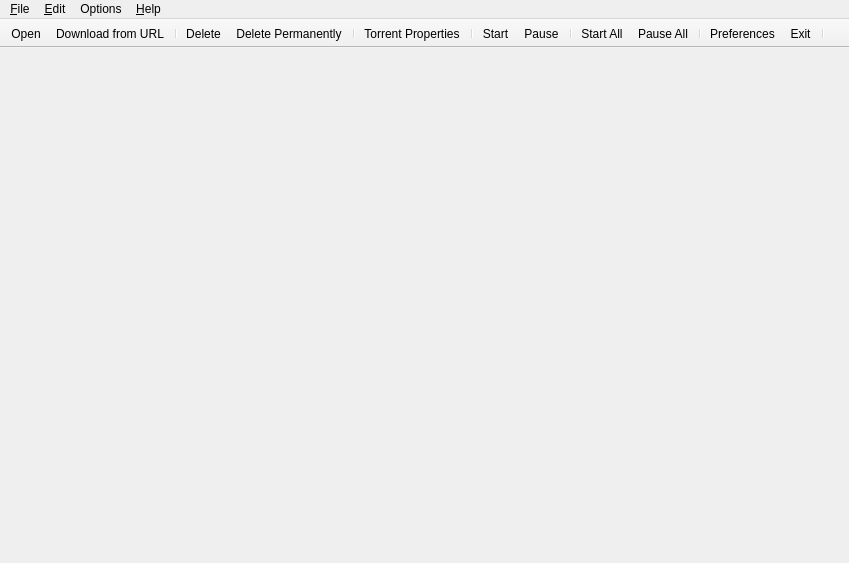
SysAdminDoc/qBittorrent-Vanced, file src/MainWindow.ui: the form before one commit.
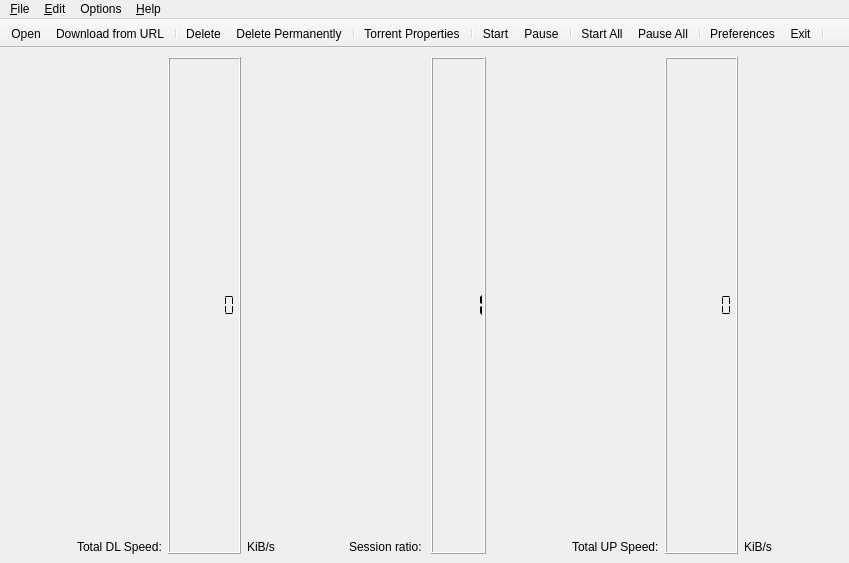
The form after the commit.

Commit message: - COSMETIC: Global UP/DL speeds and ratio are displayed above tabs

Patch:
```diff
--- a/src/MainWindow.ui
+++ b/src/MainWindow.ui
@@ -16,13 +16,194 @@
    <string/>
   </property>
   <widget class="QWidget" name="centralwidget" >
-   <layout class="QVBoxLayout" >
-    <property name="spacing" >
-     <number>6</number>
-    </property>
-    <property name="margin" >
-     <number>9</number>
-    </property>
+   <property name="geometry" >
+    <rect>
+     <x>0</x>
+     <y>58</y>
+     <width>849</width>
+     <height>505</height>
+    </rect>
+   </property>
+   <layout class="QVBoxLayout" name="verticalLayout" >
+    <item>
+     <layout class="QHBoxLayout" name="_3" >
+      <property name="spacing" >
+       <number>6</number>
+      </property>
+      <property name="margin" >
+       <number>0</number>
+      </property>
+      <item>
+       <spacer>
+        <property name="orientation" >
+         <enum>Qt::Horizontal</enum>
+        </property>
+        <property name="sizeHint" stdset="0" >
+         <size>
+          <width>40</width>
+          <height>20</height>
+         </size>
+        </property>
+       </spacer>
+      </item>
+      <item>
+       <widget class="QLabel" name="lbl_DLSpeed_2" >
+        <property name="text" >
+         <string>Total DL Speed:</string>
+        </property>
+        <property name="alignment" >
+         <set>Qt::AlignBottom|Qt::AlignLeading|Qt::AlignLeft</set>
+        </property>
+       </widget>
+      </item>
+      <item>
+       <widget class="QLCDNumber" name="LCD_DownSpeed" >
+        <property name="autoFillBackground" >
+         <bool>true</bool>
+        </property>
+        <property name="frameShadow" >
+         <enum>QFrame::Raised</enum>
+        </property>
+        <property name="smallDecimalPoint" >
+         <bool>false</bool>
+        </property>
+        <property name="numDigits" >
+         <number>6</number>
+        </property>
+        <property name="segmentStyle" >
+         <enum>QLCDNumber::Flat</enum>
+        </property>
+        <property name="value" stdset="0" >
+         <double>0.000000000000000</double>
+        </property>
+        <property name="intValue" stdset="0" >
+         <number>0</number>
+        </property>
+       </widget>
+      </item>
+      <item>
+       <widget class="QLabel" name="unitDL_2" >
+        <property name="text" >
+         <string>KiB/s</string>
+        </property>
+        <property name="alignment" >
+         <set>Qt::AlignBottom|Qt::AlignLeading|Qt::AlignLeft</set>
+        </property>
+       </widget>
+      </item>
+      <item>
+       <spacer>
+        <property name="orientation" >
+         <enum>Qt::Horizontal</enum>
+        </property>
+        <property name="sizeHint" stdset="0" >
+         <size>
+          <width>40</width>
+          <height>20</height>
+         </size>
+        </property>
+       </spacer>
+      </item>
+      <item>
+       <widget class="QLabel" name="label_2" >
+        <property name="text" >
+         <string>Session ratio: </string>
+        </property>
+        <property name="alignment" >
+         <set>Qt::AlignBottom|Qt::AlignLeading|Qt::AlignLeft</set>
+        </property>
+       </widget>
+      </item>
+      <item>
+       <widget class="QLCDNumber" name="LCD_Ratio" >
+        <property name="autoFillBackground" >
+         <bool>true</bool>
+        </property>
+        <property name="numDigits" >
+         <number>4</number>
+        </property>
+        <property name="segmentStyle" >
+         <enum>QLCDNumber::Flat</enum>
+        </property>
+        <property name="value" stdset="0" >
+         <double>1.000000000000000</double>
+        </property>
+       </widget>
+      </item>
+      <item>
+       <widget class="QLabel" name="lbl_ratio_icon" >
+        <property name="text" >
+         <string/>
+        </property>
+       </widget>
+      </item>
+      <item>
+       <spacer>
+        <property name="orientation" >
+         <enum>Qt::Horizontal</enum>
+        </property>
+        <property name="sizeHint" stdset="0" >
+         <size>
+          <width>40</width>
+          <height>20</height>
+         </size>
+        </property>
+       </spacer>
+      </item>
+      <item>
+       <widget class="QLabel" name="lbl_UPSpeed_2" >
+        <property name="text" >
+         <string>Total UP Speed:</string>
+        </property>
+        <property name="alignment" >
+         <set>Qt::AlignBottom|Qt::AlignLeading|Qt::AlignLeft</set>
+        </property>
+       </widget>
+      </item>
+      <item>
+       <widget class="QLCDNumber" name="LCD_UpSpeed" >
+        <property name="autoFillBackground" >
+         <bool>true</bool>
+        </property>
+        <property name="smallDecimalPoint" >
+         <bool>false</bool>
+        </property>
+        <property name="numDigits" >
+         <number>6</number>
+        </property>
+        <property name="segmentStyle" >
+         <enum>QLCDNumber::Flat</enum>
+        </property>
+        <property name="value" stdset="0" >
+         <double>0.000000000000000</double>
+        </property>
+       </widget>
+      </item>
+      <item>
+       <widget class="QLabel" name="unitUP_2" >
+        <property name="text" >
+         <string>KiB/s</string>
+        </property>
+        <property name="alignment" >
+         <set>Qt::AlignBottom|Qt::AlignLeading|Qt::AlignLeft</set>
+        </property>
+       </widget>
+      </item>
+      <item>
+       <spacer>
+        <property name="orientation" >
+         <enum>Qt::Horizontal</enum>
+        </property>
+        <property name="sizeHint" stdset="0" >
+         <size>
+          <width>40</width>
+          <height>20</height>
+         </size>
+        </property>
+       </spacer>
+      </item>
+     </layout>
+    </item>
    </layout>
   </widget>
   <widget class="QMenuBar" name="menubar" >
```
Left out of the diff: 12 changed lines with no effect on the pictures. The commit also changes 6 other files.
